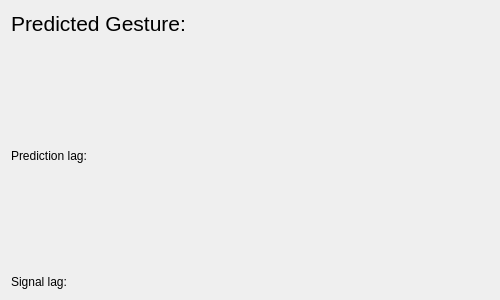
This is recognitionview.ui in janneasdf/RecognizerApp as Qt 5 draws it before an edit. The edited form follows.
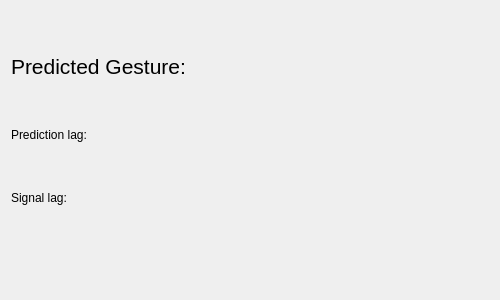
This is the edited form.

Diff of the .ui file:
```diff
--- a/recognitionview.ui
+++ b/recognitionview.ui
@@ -48,6 +48,12 @@
    </item>
    <item>
     <widget class="QLabel" name="predictionLagLabel">
+     <property name="sizePolicy">
+      <sizepolicy hsizetype="Preferred" vsizetype="Fixed">
+       <horstretch>0</horstretch>
+       <verstretch>0</verstretch>
+      </sizepolicy>
+     </property>
      <property name="text">
       <string>Prediction lag: </string>
      </property>
@@ -66,6 +72,22 @@
      </property>
     </widget>
    </item>
+   <item>
+    <spacer name="verticalSpacer">
+     <property name="orientation">
+      <enum>Qt::Vertical</enum>
+     </property>
+     <property name="sizeType">
+      <enum>QSizePolicy::Preferred</enum>
+     </property>
+     <property name="sizeHint" stdset="0">
+      <size>
+       <width>20</width>
+       <height>40</height>
+      </size>
+     </property>
+    </spacer>
+   </item>
   </layout>
  </widget>
  <resources/>
```
